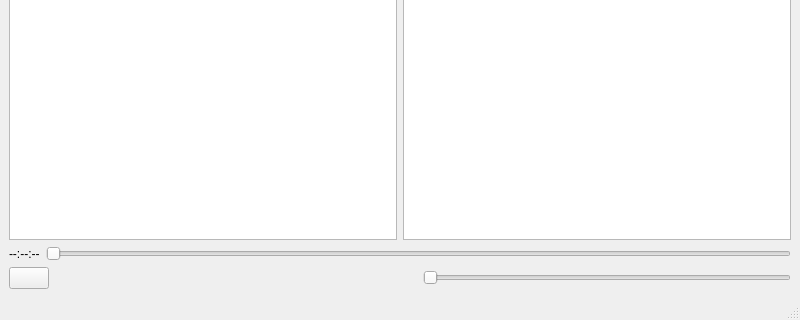
Qt form src/ui-element/MainWindow.ui (Otakukingdom/Nodoka) before a commit; both pictures show x 0 to 800 and y 280 to 600 of the 800 by 600 pixel window.
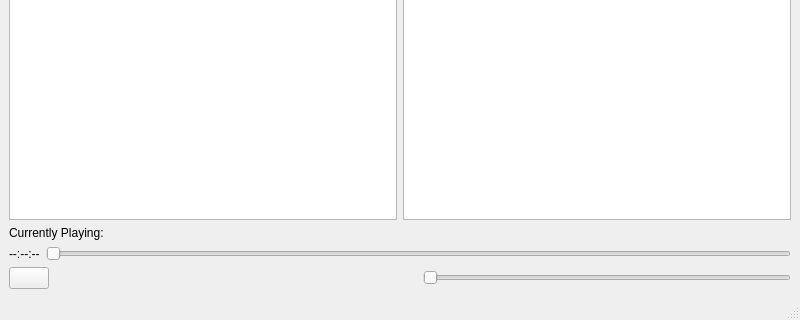
The same form after that commit. Icons and pictures are not drawn.

Commit message: set currently playing label

Diff of the .ui file:
```diff
--- a/src/ui-element/MainWindow.ui
+++ b/src/ui-element/MainWindow.ui
@@ -42,6 +42,13 @@
       </item>
      </layout>
     </item>
+    <item>
+     <widget class="QLabel" name="currentlyPlayingLabel">
+      <property name="text">
+       <string>Currently Playing: </string>
+      </property>
+     </widget>
+    </item>
     <item>
      <layout class="QHBoxLayout" name="horizontalLayout">
       <item>
```
The commit also changes 3 other files.
